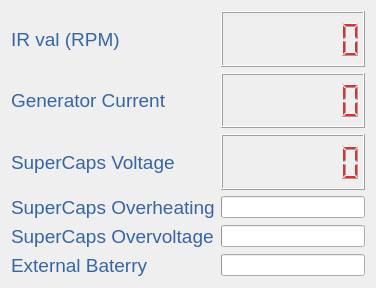
Old version of the form ardu_gui/ardu_gui/dialog.ui in the repository hanaoktavia/WindDriven.
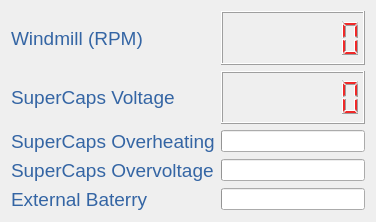
New version of the form.

```diff
--- a/ardu_gui/ardu_gui/dialog.ui
+++ b/ardu_gui/ardu_gui/dialog.ui
@@ -7,7 +7,7 @@
     <x>0</x>
     <y>0</y>
     <width>376</width>
-    <height>288</height>
+    <height>222</height>
    </rect>
   </property>
   <property name="windowTitle">
@@ -86,7 +86,7 @@
       </font>
      </property>
      <property name="text">
-      <string>IR val (RPM)</string>
+      <string>Windmill (RPM)</string>
      </property>
     </widget>
    </item>
@@ -135,99 +135,6 @@
     </widget>
    </item>
    <item row="1" column="0">
-    <widget class="QLabel" name="gen_i">
-     <property name="palette">
-      <palette>
-       <active>
-        <colorrole role="WindowText">
-         <brush brushstyle="SolidPattern">
-          <color alpha="255">
-           <red>52</red>
-           <green>101</green>
-           <blue>164</blue>
-          </color>
-         </brush>
-        </colorrole>
-       </active>
-       <inactive>
-        <colorrole role="WindowText">
-         <brush brushstyle="SolidPattern">
-          <color alpha="255">
-           <red>52</red>
-           <green>101</green>
-           <blue>164</blue>
-          </color>
-         </brush>
-        </colorrole>
-       </inactive>
-       <disabled>
-        <colorrole role="WindowText">
-         <brush brushstyle="SolidPattern">
-          <color alpha="255">
-           <red>190</red>
-           <green>190</green>
-           <blue>190</blue>
-          </color>
-         </brush>
-        </colorrole>
-       </disabled>
-      </palette>
-     </property>
-     <property name="font">
-      <font>
-       <pointsize>14</pointsize>
-      </font>
-     </property>
-     <property name="text">
-      <string>Generator Current</string>
-     </property>
-    </widget>
-   </item>
-   <item row="1" column="1">
-    <widget class="QLCDNumber" name="gen_current">
-     <property name="palette">
-      <palette>
-       <active>
-        <colorrole role="WindowText">
-         <brush brushstyle="SolidPattern">
-          <color alpha="255">
-           <red>239</red>
-           <green>41</green>
-           <blue>41</blue>
-          </color>
-         </brush>
-        </colorrole>
-       </active>
-       <inactive>
-        <colorrole role="WindowText">
-         <brush brushstyle="SolidPattern">
-          <color alpha="255">
-           <red>239</red>
-           <green>41</green>
-           <blue>41</blue>
-          </color>
-         </brush>
-        </colorrole>
-       </inactive>
-       <disabled>
-        <colorrole role="WindowText">
-         <brush brushstyle="SolidPattern">
-          <color alpha="255">
-           <red>190</red>
-           <green>190</green>
-           <blue>190</blue>
-          </color>
-         </brush>
-        </colorrole>
-       </disabled>
-      </palette>
-     </property>
-     <property name="digitCount">
-      <number>7</number>
-     </property>
-    </widget>
-   </item>
-   <item row="2" column="0">
     <widget class="QLabel" name="supercaps_v">
      <property name="palette">
       <palette>
@@ -276,7 +183,7 @@
      </property>
     </widget>
    </item>
-   <item row="2" column="1">
+   <item row="1" column="1">
     <widget class="QLCDNumber" name="supercaps_volt">
      <property name="palette">
       <palette>
@@ -320,7 +227,7 @@
      </property>
     </widget>
    </item>
-   <item row="3" column="0">
+   <item row="2" column="0">
     <widget class="QLabel" name="supercaps_oh">
      <property name="palette">
       <palette>
@@ -369,7 +276,7 @@
      </property>
     </widget>
    </item>
-   <item row="3" column="1">
+   <item row="2" column="1">
     <widget class="QProgressBar" name="supercap_stat_oh">
      <property name="value">
       <number>0</number>
@@ -379,7 +286,7 @@
      </property>
     </widget>
    </item>
-   <item row="4" column="0">
+   <item row="3" column="0">
     <widget class="QLabel" name="supercaps_ov">
      <property name="palette">
       <palette>
@@ -428,7 +335,7 @@
      </property>
     </widget>
    </item>
-   <item row="4" column="1">
+   <item row="3" column="1">
     <widget class="QProgressBar" name="supercap_stat_ov">
      <property name="value">
       <number>0</number>
@@ -438,7 +345,7 @@
      </property>
     </widget>
    </item>
-   <item row="5" column="0">
+   <item row="4" column="0">
     <widget class="QLabel" name="ext_bat">
      <property name="palette">
       <palette>
@@ -487,7 +394,7 @@
      </property>
     </widget>
    </item>
-   <item row="5" column="1">
+   <item row="4" column="1">
     <widget class="QProgressBar" name="bat_stat">
      <property name="value">
       <number>0</number>
```
